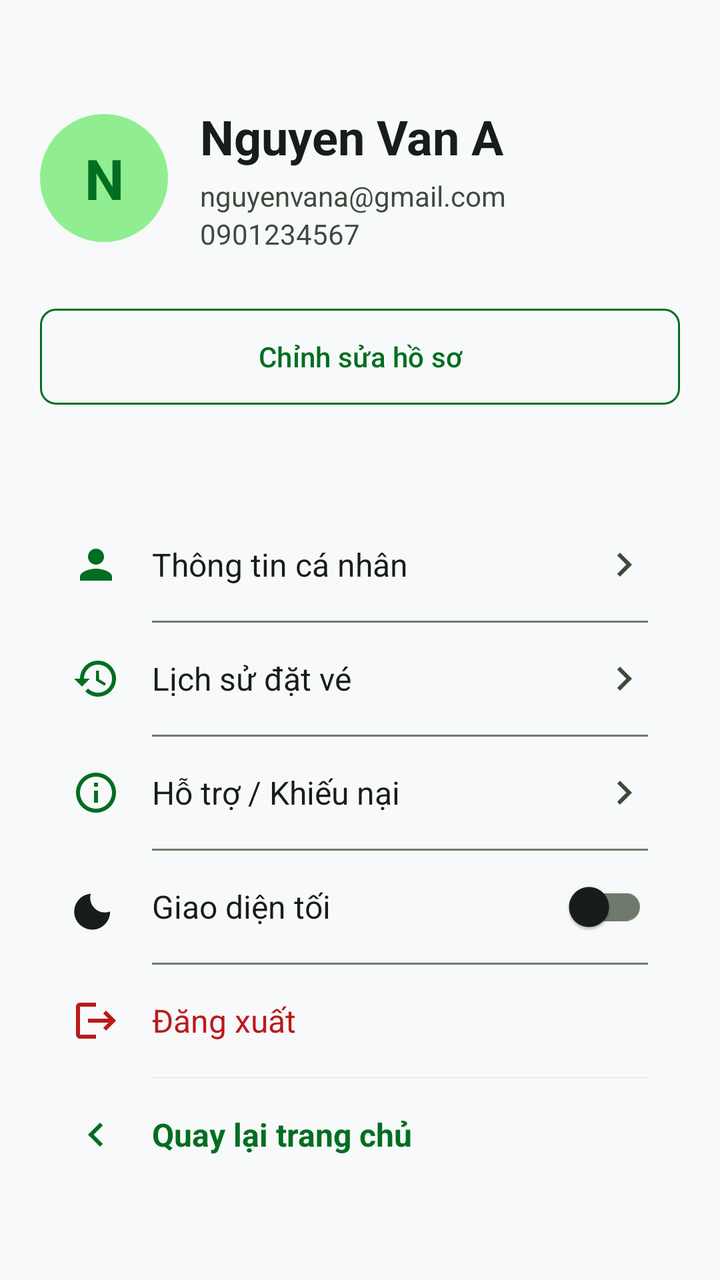
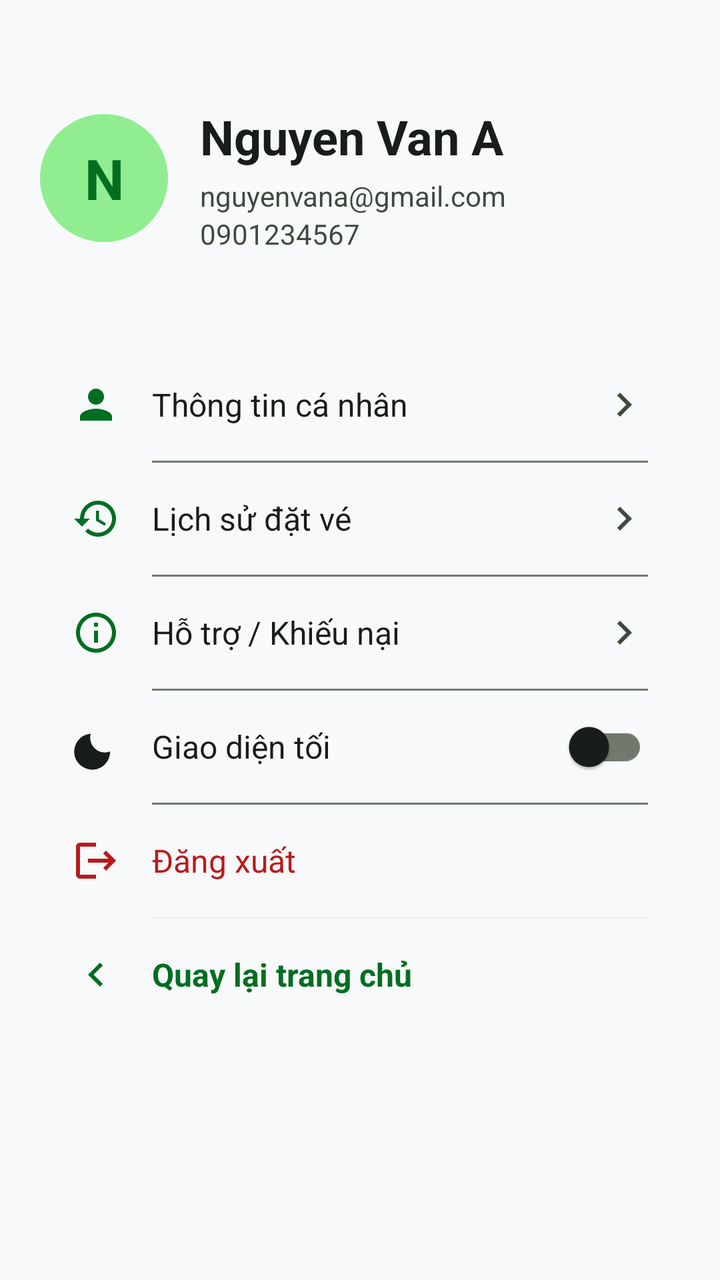

An Android layout rendered at two revisions. The XML below is the earlier revision; the diff shows what the commit changed to produce the second picture.
<!-- AndroidManifest.xml: application theme Theme.Busbookingandroid -->
<!-- res/layout/activity_profile.xml -->
<?xml version="1.0" encoding="utf-8"?>
<LinearLayout xmlns:android="http://schemas.android.com/apk/res/android"
    xmlns:app="http://schemas.android.com/apk/res-auto"
    android:layout_width="match_parent"
    android:layout_height="match_parent"
    android:orientation="vertical"
    android:background="?attr/colorSurface"
    android:padding="20dp">

    
    <LinearLayout
        android:layout_width="match_parent"
        android:layout_height="wrap_content"
        android:orientation="horizontal"
        android:gravity="center_vertical"
        android:layout_marginTop="32dp">

        <TextView
            android:id="@+id/tvAvatarInitials"
            android:layout_width="64dp"
            android:layout_height="64dp"
            android:background="@drawable/bg_circle_green_avatar"
            android:text="N"
            android:textColor="?attr/colorPrimary"
            android:textSize="28sp"
            android:textStyle="bold"
            android:gravity="center" />

        <LinearLayout
            android:layout_width="0dp"
            android:layout_height="wrap_content"
            android:layout_weight="1"
            android:orientation="vertical"
            android:layout_marginStart="16dp">

            <TextView
                android:id="@+id/tvUserName"
                android:layout_width="wrap_content"
                android:layout_height="wrap_content"
                android:text="Nguyen Van A"
                android:textColor="?attr/colorOnSurface"
                android:textSize="24sp"
                android:textStyle="bold"
                android:layout_marginBottom="4dp"/>

            <TextView
                android:id="@+id/tvUserEmail"
                android:layout_width="wrap_content"
                android:layout_height="wrap_content"
                android:text="nguyenvana@gmail.com"
                android:textColor="?attr/colorOnSurfaceVariant"
                android:textSize="14sp" />

            <TextView
                android:id="@+id/tvUserPhone"
                android:layout_width="wrap_content"
                android:layout_height="wrap_content"
                android:text="0901234567"
                android:textColor="?attr/colorOnSurfaceVariant"
                android:textSize="14sp" />
        </LinearLayout>
    </LinearLayout>

    <com.google.android.material.button.MaterialButton
        android:id="@+id/btnEditProfile"
        android:layout_width="match_parent"
        android:layout_height="56dp"
        android:text="Chỉnh sửa hồ sơ"
        android:textColor="?attr/colorPrimary"
        android:layout_marginTop="24dp"
        android:layout_marginBottom="32dp"
        app:backgroundTint="@android:color/transparent"
        app:strokeColor="?attr/colorPrimary"
        app:strokeWidth="1dp"
        app:cornerRadius="8dp" />

    
    <LinearLayout
        android:layout_width="match_parent"
        android:layout_height="wrap_content"
        android:orientation="vertical"
        android:background="@drawable/bg_card_white"
        android:padding="16dp">

        
        <LinearLayout
            android:id="@+id/menuPersonalInfo"
            android:layout_width="match_parent"
            android:layout_height="56dp"
            android:orientation="horizontal"
            android:gravity="center_vertical"
            android:clickable="true"
            android:focusable="true">
            <ImageView
                android:layout_width="24dp"
                android:layout_height="24dp"
                android:src="@drawable/ic_person_green" />
            <TextView
                android:layout_width="0dp"
                android:layout_height="wrap_content"
                android:layout_weight="1"
                android:text="Thông tin cá nhân"
                android:textColor="?attr/colorOnSurface"
                android:textSize="16sp"
                android:layout_marginStart="16dp"/>
            <ImageView
                android:layout_width="wrap_content"
                android:layout_height="wrap_content"
                android:src="@drawable/ic_chevron_right"
                app:tint="?attr/colorOnSurfaceVariant"/>
        </LinearLayout>
        
        <View android:layout_width="match_parent" android:layout_height="1dp" android:background="?attr/colorOutline" android:layout_marginStart="40dp" />

        
        <LinearLayout
            android:id="@+id/menuBookingHistory"
            android:layout_width="match_parent"
            android:layout_height="56dp"
            android:orientation="horizontal"
            android:gravity="center_vertical"
            android:clickable="true"
            android:focusable="true">
            <ImageView
                android:layout_width="24dp"
                android:layout_height="24dp"
                android:src="@drawable/ic_history_green" />
            <TextView
                android:layout_width="0dp"
                android:layout_height="wrap_content"
                android:layout_weight="1"
                android:text="Lịch sử đặt vé"
                android:textColor="?attr/colorOnSurface"
                android:textSize="16sp"
                android:layout_marginStart="16dp"/>
            <ImageView
                android:layout_width="wrap_content"
                android:layout_height="wrap_content"
                android:src="@drawable/ic_chevron_right"
                app:tint="?attr/colorOnSurfaceVariant"/>
        </LinearLayout>

        <View android:layout_width="match_parent" android:layout_height="1dp" android:background="?attr/colorOutline" android:layout_marginStart="40dp" />

        
        <LinearLayout
            android:id="@+id/menuSupport"
            android:layout_width="match_parent"
            android:layout_height="56dp"
            android:orientation="horizontal"
            android:gravity="center_vertical"
            android:clickable="true"
            android:focusable="true">
            <ImageView
                android:layout_width="24dp"
                android:layout_height="24dp"
                android:src="@drawable/ic_support_green" />
            <TextView
                android:layout_width="0dp"
                android:layout_height="wrap_content"
                android:layout_weight="1"
                android:text="Hỗ trợ / Khiếu nại"
                android:textColor="?attr/colorOnSurface"
                android:textSize="16sp"
                android:layout_marginStart="16dp"/>
            <ImageView
                android:layout_width="wrap_content"
                android:layout_height="wrap_content"
                android:src="@drawable/ic_chevron_right"
                app:tint="?attr/colorOnSurfaceVariant"/>
        </LinearLayout>

        <View android:layout_width="match_parent" android:layout_height="1dp" android:background="?attr/colorOutline" android:layout_marginStart="40dp" />

        
        <LinearLayout
            android:id="@+id/menuTheme"
            android:layout_width="match_parent"
            android:layout_height="56dp"
            android:orientation="horizontal"
            android:gravity="center_vertical"
            android:clickable="true"
            android:focusable="true">
            <ImageView
                android:layout_width="24dp"
                android:layout_height="24dp"
                android:src="@drawable/ic_dark_mode"
                app:tint="?attr/colorOnSurface" />
            <TextView
                android:layout_width="0dp"
                android:layout_height="wrap_content"
                android:layout_weight="1"
                android:text="Giao diện tối"
                android:textColor="?attr/colorOnSurface"
                android:textSize="16sp"
                android:layout_marginStart="16dp"/>
            <com.google.android.material.switchmaterial.SwitchMaterial
                android:id="@+id/switchDarkMode"
                android:layout_width="wrap_content"
                android:layout_height="wrap_content" />
        </LinearLayout>

        <View android:layout_width="match_parent" android:layout_height="1dp" android:background="?attr/colorOutline" android:layout_marginStart="40dp" />

        
        <LinearLayout
            android:id="@+id/menuLogout"
            android:layout_width="match_parent"
            android:layout_height="56dp"
            android:orientation="horizontal"
            android:gravity="center_vertical"
            android:clickable="true"
            android:focusable="true">
            <ImageView
                android:layout_width="24dp"
                android:layout_height="24dp"
                android:src="@drawable/ic_logout_green"
                app:tint="?attr/colorError"/>
            <TextView
                android:layout_width="0dp"
                android:layout_height="wrap_content"
                android:layout_weight="1"
                android:text="Đăng xuất"
                android:textColor="?attr/colorError"
                android:textSize="16sp"
                android:layout_marginStart="16dp"/>
        </LinearLayout>

        <View android:layout_width="match_parent" android:layout_height="1dp" android:background="#edeeef" android:layout_marginStart="40dp" />

        
        <LinearLayout
            android:id="@+id/menuBackToHome"
            android:layout_width="match_parent"
            android:layout_height="56dp"
            android:orientation="horizontal"
            android:gravity="center_vertical"
            android:clickable="true"
            android:focusable="true">
            <ImageView
                android:layout_width="24dp"
                android:layout_height="24dp"
                android:src="@drawable/ic_chevron_right"
                android:rotation="180"
                app:tint="?attr/colorPrimary"/>
            <TextView
                android:layout_width="0dp"
                android:layout_height="wrap_content"
                android:layout_weight="1"
                android:text="Quay lại trang chủ"
                android:textColor="?attr/colorPrimary"
                android:textSize="16sp"
                android:layout_marginStart="16dp"
                android:textStyle="bold"/>
        </LinearLayout>

    </LinearLayout>

</LinearLayout>
<!-- resources referenced by this layout -->
<resources>
  <!-- drawable bg_card_white (drawable) -->
  <?xml version="1.0" encoding="utf-8"?>
  <shape xmlns:android="http://schemas.android.com/apk/res/android"
      android:shape="rectangle">
      <solid android:color="?attr/colorSurface" />
      <corners android:radius="16dp" />
  </shape>
  <!-- drawable bg_circle_green_avatar (drawable) -->
  <?xml version="1.0" encoding="utf-8"?>
  <shape xmlns:android="http://schemas.android.com/apk/res/android"
      android:shape="oval">
      <solid android:color="#90EE90" /> 
  </shape>
  <!-- drawable ic_chevron_right (drawable) -->
  <vector xmlns:android="http://schemas.android.com/apk/res/android"
      android:width="24dp"
      android:height="24dp"
      android:viewportWidth="24"
      android:viewportHeight="24"
      android:tint="#191c1d">
    <path
        android:fillColor="@android:color/white"
        android:pathData="M8.59,16.59L13.17,12 8.59,7.41 10,6l6,6 -6,6z"/>
  </vector>
  <!-- drawable ic_dark_mode (drawable) -->
  <vector xmlns:android="http://schemas.android.com/apk/res/android"
      android:width="24dp"
      android:height="24dp"
      android:viewportWidth="24"
      android:viewportHeight="24">
    <path
        android:fillColor="@android:color/white"
        android:pathData="M9.37,5.51A7.35,7.35 0,0 0,9.1 7.5c0,4.08 3.32,7.4 7.4,7.4 0.9,0 1.77,-0.16 2.58,-0.46A9,9 0,1 1,9.37 5.51z"/>
  </vector>
  <!-- drawable ic_logout_green (drawable) -->
  <vector xmlns:android="http://schemas.android.com/apk/res/android"
      android:width="24dp"
      android:height="24dp"
      android:viewportWidth="24"
      android:viewportHeight="24"
      android:tint="#016E21">
    <path
        android:fillColor="@android:color/white"
        android:pathData="M17,7l-1.41,1.41L18.17,11H8v2h10.17l-2.58,2.58L17,17l5,-5zM4,5h8V3H4c-1.1,0 -2,0.9 -2,2v14c0,1.1 0.9,2 2,2h8v-2H4V5z"/>
  </vector>
  <!-- drawable ic_person_green (drawable) -->
  <vector xmlns:android="http://schemas.android.com/apk/res/android"
      android:width="24dp"
      android:height="24dp"
      android:viewportWidth="24"
      android:viewportHeight="24"
      android:tint="#016E21">
    <path
        android:fillColor="@android:color/white"
        android:pathData="M12,12c2.21,0 4,-1.79 4,-4s-1.79,-4 -4,-4 -4,1.79 -4,4 1.79,4 4,4zM12,14c-2.67,0 -8,1.34 -8,4v2h16v-2c0,-2.66 -5.33,-4 -8,-4z"/>
  </vector>
  <!-- drawable ic_support_green (drawable) -->
  <vector xmlns:android="http://schemas.android.com/apk/res/android"
      android:width="24dp"
      android:height="24dp"
      android:viewportWidth="24"
      android:viewportHeight="24"
      android:tint="#016E21">
    <path
        android:fillColor="@android:color/white"
        android:pathData="M11.99,2C6.47,2 2,6.48 2,12s4.47,10 9.99,10C17.52,22 22,17.52 22,12S17.52,2 11.99,2zM12,20c-4.42,0 -8,-3.58 -8,-8s3.58,-8 8,-8 8,3.58 8,8 -3.58,8 -8,8zM11,7h2v2h-2zM11,11h2v6h-2z"/>
  </vector>
  <style name="Theme.Busbookingandroid" parent="Base.Theme.Busbookingandroid" />
  <color name="md_theme_light_primary">#016E21</color>
  <color name="md_theme_light_onPrimary">#FFFFFF</color>
  <color name="md_theme_light_primaryContainer">#90EE90</color>
  <color name="md_theme_light_onPrimaryContainer">#016E21</color>
  <color name="md_theme_light_secondary">#586062</color>
  <color name="md_theme_light_onSecondary">#FFFFFF</color>
  <color name="md_theme_light_secondaryContainer">#DAE1E3</color>
  <color name="md_theme_light_onSecondaryContainer">#5D6466</color>
  <color name="md_theme_light_error">#BA1A1A</color>
  <color name="md_theme_light_onError">#FFFFFF</color>
  <color name="md_theme_light_background">#F8F9FA</color>
  <color name="md_theme_light_onBackground">#191C1D</color>
  <color name="md_theme_light_surface">#F8F9FA</color>
  <color name="md_theme_light_onSurface">#191C1D</color>
  <color name="md_theme_light_surfaceContainerHighest">#E1E3E4</color>
  <color name="md_theme_light_onSurfaceVariant">#3F493D</color>
  <color name="md_theme_light_outline">#6F7A6C</color>
  <color name="md_theme_light_outlineVariant">#BFCABA</color>
  <!-- unchanged entries left out for length: 2 -->
</resources>

<!-- the commit's change to res/layout/activity_profile.xml (unified diff, before → after) -->
@@ -61,18 +61,7 @@
         </LinearLayout>
     </LinearLayout>
 
-    <com.google.android.material.button.MaterialButton
-        android:id="@+id/btnEditProfile"
-        android:layout_width="match_parent"
-        android:layout_height="56dp"
-        android:text="Chỉnh sửa hồ sơ"
-        android:textColor="?attr/colorPrimary"
-        android:layout_marginTop="24dp"
-        android:layout_marginBottom="32dp"
-        app:backgroundTint="@android:color/transparent"
-        app:strokeColor="?attr/colorPrimary"
-        app:strokeWidth="1dp"
-        app:cornerRadius="8dp" />
+
 
     
     <LinearLayout
@@ -80,6 +69,7 @@
         android:layout_height="wrap_content"
         android:orientation="vertical"
         android:background="@drawable/bg_card_white"
+        android:layout_marginTop="32dp"
         android:padding="16dp">
 
         
